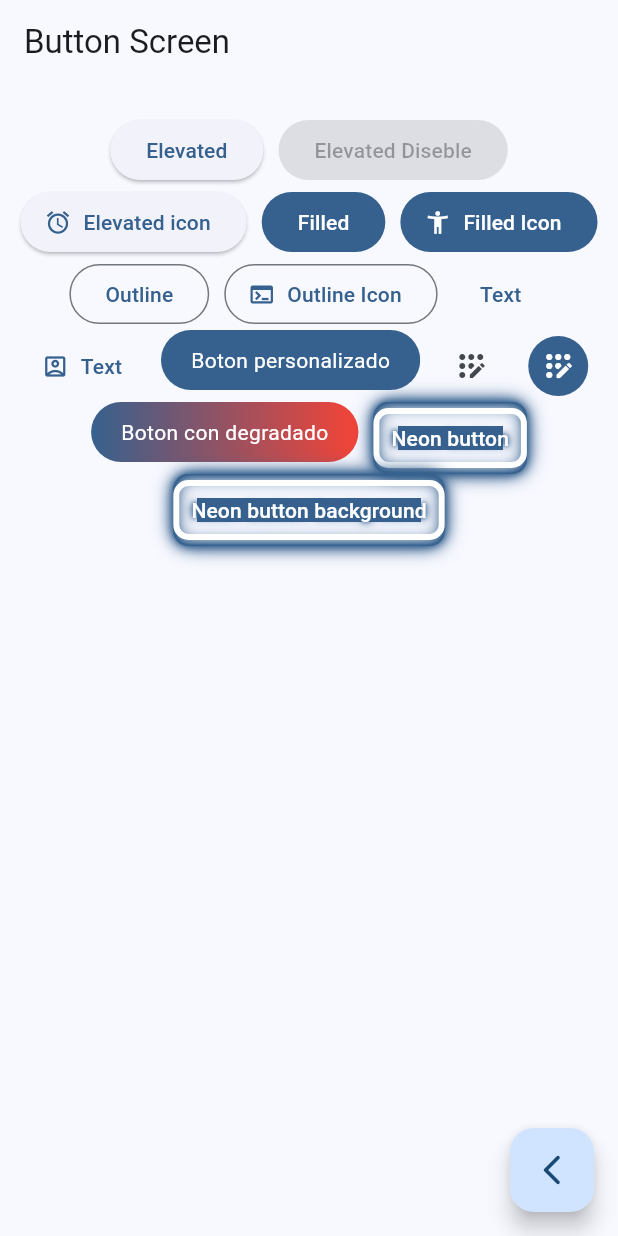
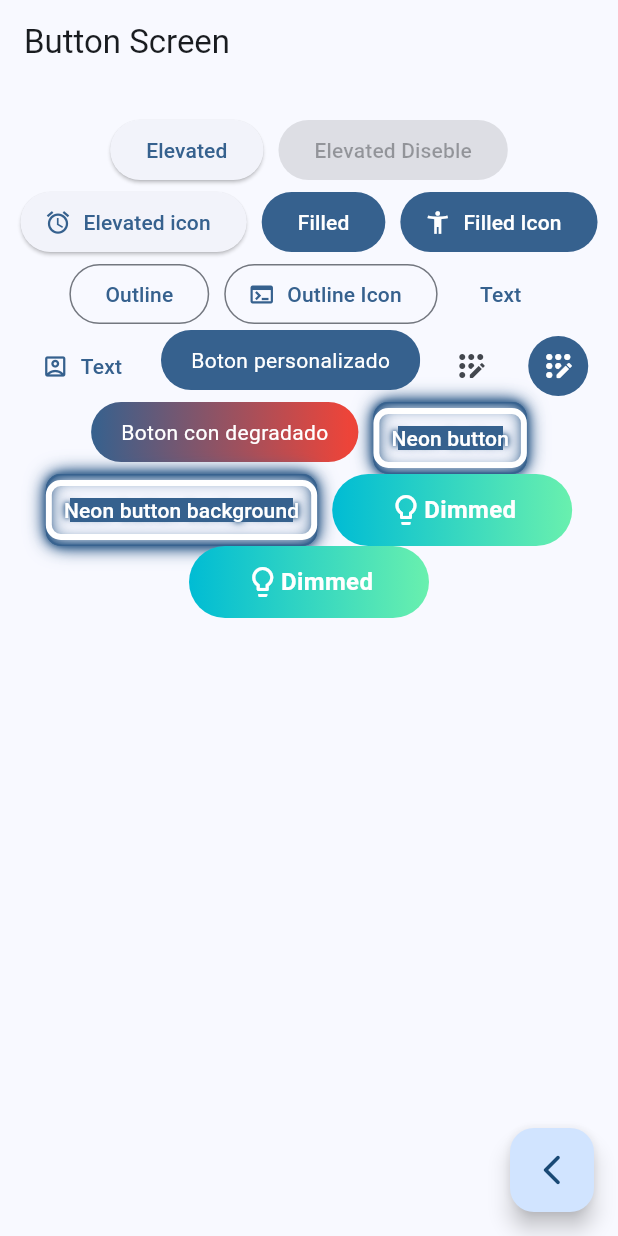
Before and after one commit to Alfer66/widgets_app, a Flutter app: the ButtonsScreen screen opened by its route, on a phone screen of 412 x 824 dp. Run offline on Flutter 3.47's test engine with Material 3 defaults, Android fonts, the phone set to English and light mode, and no system bars; our stand-ins replace animate_do, flutter_inset_box_shadow, flutter_riverpod, flutter_svg, go_router.

Commit message:
Glowing button

```diff
--- a/lib/presentation/screens/buttons/buttons_screen.dart
+++ b/lib/presentation/screens/buttons/buttons_screen.dart
@@ -27,64 +27,64 @@ class _ButtonsView extends StatelessWidget {
 
   @override
   Widget build(BuildContext context) {
-
     final colors = Theme.of(context).colorScheme;
 
     return Container(
       width: double.infinity,
       padding: const EdgeInsets.symmetric(horizontal: 10, vertical: 20),
-      child: Wrap(
-        spacing: 10,
-        alignment: WrapAlignment.center,
-        children: [
-          ElevatedButton(onPressed: (){}, child: const Text('Elevated')),
+      child: Wrap(spacing: 10, alignment: WrapAlignment.center, children: [
+        ElevatedButton(onPressed: () {}, child: const Text('Elevated')),
         const ElevatedButton(onPressed: null, child: Text('Elevated Diseble')),
-
         ElevatedButton.icon(
-            onPressed: (){},
+            onPressed: () {},
             icon: const Icon(Icons.access_alarm_outlined),
-            label: const Text('Elevated icon')
-          ),
-
-          FilledButton(onPressed: (){}, child: const Text('Filled')),
+            label: const Text('Elevated icon')),
+        FilledButton(onPressed: () {}, child: const Text('Filled')),
         FilledButton.icon(
-            onPressed: (){},
+            onPressed: () {},
             icon: const Icon(Icons.accessibility_new),
-            label: const Text('Filled Icon')
-          ),
-
-          OutlinedButton(onPressed: (){}, child: const Text('Outline')),
+            label: const Text('Filled Icon')),
+        OutlinedButton(onPressed: () {}, child: const Text('Outline')),
         OutlinedButton.icon(
-            onPressed: (){},
+            onPressed: () {},
             icon: const Icon(Icons.terminal),
-            label: const Text('Outline Icon')
-          ),
-
-          TextButton(onPressed: (){}, child: const Text('Text')),
+            label: const Text('Outline Icon')),
+        TextButton(onPressed: () {}, child: const Text('Text')),
         TextButton.icon(
-            onPressed: (){},
+            onPressed: () {},
             icon: const Icon(Icons.account_box_outlined),
-            label: const Text('Text')
-          ),
-
+            label: const Text('Text')),
         const CustomButton(),
-
-          IconButton(onPressed: (){}, icon: const Icon(Icons.app_registration_rounded)),
         IconButton(
-            onPressed: (){},
+            onPressed: () {}, icon: const Icon(Icons.app_registration_rounded)),
+        IconButton(
+          onPressed: () {},
           icon: const Icon(Icons.app_registration_rounded),
           style: ButtonStyle(
               backgroundColor: MaterialStatePropertyAll(colors.primary),
-              iconColor: const MaterialStatePropertyAll(Colors.white)
+              iconColor: const MaterialStatePropertyAll(Colors.white)),
         ),
+        const CustomButtonGradient(),
+        CustomButtonNeon(
+          text: 'Neon button',
+          onPressed: () {},
         ),
-
-          const CustomButtonGradient(),
-          const CustomButtonNeon(text: 'Neon button',),
-          const CustomButtonNeon(withBackground: true, text: 'Neon button background',),
-
-        ]
+        CustomButtonNeon(
+          withBackground: true,
+          text: 'Neon button background',
+          onPressed: () {},
         ),
+        GlowingButton(
+            text: 'Glowing button',
+            onPressed: () {},
+            color1: Colors.cyan,
+            color2: Colors.greenAccent),
+        GlowingButton(
+            text: 'Glowing button',
+            onPressed: () {},
+            color1: Colors.cyan,
+            color2: Colors.greenAccent),
+      ]),
     );
   }
 }
@@ -94,7 +94,6 @@ class CustomButton extends StatelessWidget {
 
   @override
   Widget build(BuildContext context) {
-
     final color = Theme.of(context).colorScheme;
 
     return ClipRRect(
@@ -102,10 +101,11 @@ class CustomButton extends StatelessWidget {
       child: Material(
         color: color.primary,
         child: InkWell(
-          onTap: (){},
+          onTap: () {},
           child: const Padding(
             padding: EdgeInsets.symmetric(horizontal: 20, vertical: 10),
-            child: Text('Boton personalizado', style: TextStyle(color: Colors.white)),
+            child: Text('Boton personalizado',
+                style: TextStyle(color: Colors.white)),
           ),
         ),
       ),
@@ -117,28 +117,26 @@ class CustomButtonGradient extends StatelessWidget {
   const CustomButtonGradient({super.key});
 
   @override
-  Widget build(BuildContext context){
+  Widget build(BuildContext context) {
     final colors = Theme.of(context).colorScheme;
 
     return Container(
       decoration: BoxDecoration(
           borderRadius: BorderRadius.circular(20),
-        gradient: LinearGradient(
-          colors: [
-            colors.primary//,
+          gradient: LinearGradient(colors: [
+            colors.primary //,
             // colors.primaryContainer
-            , Colors.red
-          ]
-        )
-      ),
+            ,
+            Colors.red
+          ])),
       child: Material(
         color: Colors.transparent,
         child: InkWell(
-          onTap: (){},
+          onTap: () {},
           child: const Padding(
             padding: EdgeInsets.symmetric(horizontal: 20, vertical: 10),
-            child: Text('Boton con degradado', style: TextStyle(color: Colors.white
-            )),
+            child: Text('Boton con degradado',
+                style: TextStyle(color: Colors.white)),
           ),
         ),
       ),
@@ -147,23 +145,27 @@ class CustomButtonGradient extends StatelessWidget {
 }
 
 class CustomButtonNeon extends StatefulWidget {
-    final void Function()? onPressed;
+  final void Function() onPressed;
   final String text;
   //final bool isNeon;
 
   final bool withBackground;
-  const CustomButtonNeon({Key? key, this.onPressed, this.withBackground = false, required this.text}) : super(key: key);
+  const CustomButtonNeon(
+      {Key? key,
+      required this.onPressed,
+      this.withBackground = false,
+      required this.text})
+      : super(key: key);
 
   @override
   _CustomButtonNeonState createState() => _CustomButtonNeonState();
 }
 
 class _CustomButtonNeonState extends State<CustomButtonNeon> {
-
   bool isPressed = false;
 
   @override
-  Widget build(BuildContext context){
+  Widget build(BuildContext context) {
     final colors = Theme.of(context).colorScheme;
     Color shadowColor = colors.primary;
     Color backgroundColor = shadowColor.withOpacity(0.7);
@@ -180,36 +182,34 @@ class _CustomButtonNeonState extends State<CustomButtonNeon> {
                       ? backgroundColor
                       : Colors.transparent
                   : Colors.transparent,
-
               boxShadow: [
-            for( double i = 1; i < 5; i++)
+                for (double i = 1; i < 5; i++)
                   BoxShadow(
                     color: shadowColor,
                     blurRadius: (isPressed ? 5 : 3) * i,
                     inset: true,
                   ),
-            for( double i = 1; i < 5; i++)
+                for (double i = 1; i < 5; i++)
                   BoxShadow(
                     spreadRadius: -1,
                     color: shadowColor,
                     blurRadius: (isPressed ? 5 : 3) * i,
                     blurStyle: BlurStyle.outer,
                   ),
-          ]
-        ),
+              ]),
           child: TextButton(
             onHover: (hovered) => setState(() => isPressed = hovered),
-
             style: TextButton.styleFrom(
               side: const BorderSide(color: Colors.white, width: 4),
-            shape: RoundedRectangleBorder(borderRadius: BorderRadius.circular(10)),
+              shape: RoundedRectangleBorder(
+                  borderRadius: BorderRadius.circular(10)),
               backgroundColor: Colors.transparent,
               shadowColor: Colors.transparent,
               foregroundColor: Colors.transparent,
               surfaceTintColor: Colors.transparent,
               iconColor: Colors.transparent,
             ),
-          onPressed: (){},
+            onPressed: () {},
             child: Text(
               widget.text,
               style: TextStyle(
@@ -223,13 +223,127 @@ class _CustomButtonNeonState extends State<CustomButtonNeon> {
                         //         : shadowColor
                         //     : shadowColor,
                         color: shadowColor,
-                    blurRadius: 3 * i
+                        blurRadius: 3 * i),
+                ],
+              ),
+            ),
+          ),
+        ));
+  }
+}
+
+class GlowingButton extends StatefulWidget {
+  final void Function()? onPressed;
+  final String text;
+  final Color? color1;
+  final Color? color2;
+  const GlowingButton(
+      {Key? key, this.onPressed, required this.text, this.color1, this.color2})
+      : super(key: key);
+
+  @override
+  _GlowingButtonState createState() => _GlowingButtonState();
+}
+
+class _GlowingButtonState extends State<GlowingButton> {
+  bool glowing = false;
+  double scale = 1.0;
+
+  @override
+  Widget build(BuildContext context) {
+    final colors = Theme.of(context).colorScheme;
+    Color color1 = widget.color1 ?? colors.primary;
+    Color color2 = widget.color2 ?? colors.primary.withOpacity(0.5);
+
+    ///para web y descktop cambiar el GestureDetector por MouseRegion
+
+    return GestureDetector(
+      //onTapUp: (val) => setState(() { glowing = false, scale = 1.0; }),
+      onTapCancel: () => setState(() {
+        glowing = false;
+        scale = 1.0;
+      }),
+      onTapDown: (val) => setState(() {
+        glowing = true;
+        scale = 1.1;
+
+      }),
+
+    // return MouseRegion(
+    //   onExit: (val){
+    //     setState(() {
+    //       glowing = false;
+    //       scale = 1.0;
+    //     });
+    //   },
+    //   onEnter: (val){
+    //     setState(() {
+    //       glowing = true;
+    //       scale = 1.1;
+    //     });
+    //   },
+      child: AnimatedContainer(
+        transform: Matrix4.identity()..scale(scale),
+        duration: const Duration(milliseconds: 200),
+        height: 48,
+        width: 160,
+        decoration: BoxDecoration(
+            borderRadius: BorderRadius.circular(40),
+            gradient: LinearGradient(
+              colors: [
+                color1,
+                color2,
+              ],
+            ),
+            boxShadow: glowing
+                ? [
+                    // iluminacion horizontal
+                    BoxShadow(
+                      color: color1.withOpacity(0.6),
+                      spreadRadius: 1,
+                      blurRadius: 16,
+                      offset: const Offset(-8, 0),
+                    ),
+                    BoxShadow(
+                      color: color1.withOpacity(0.6),
+                      spreadRadius: 1,
+                      blurRadius: 16,
+                      offset: const Offset(8, 0),
+                    ),
+                    // iluminacion vertical
+                    BoxShadow(
+                      color: color1.withOpacity(0.6),
+                      spreadRadius: 16,
+                      blurRadius: 32,
+                      offset: const Offset(-8, 0),
+                    ),
+                    BoxShadow(
+                      color: color1.withOpacity(0.6),
+                      spreadRadius: 16,
+                      blurRadius: 32,
+                      offset: const Offset(8, 0),
+                    ),
+                  ]
+                : []),
+        child: Row(
+          mainAxisAlignment: MainAxisAlignment.center,
+          children: [
+            Icon(
+              glowing ? Icons.lightbulb : Icons.lightbulb_outline,
+              color: Colors.white,
+            ),
+            //Text(widget.text, style: const TextStyle(color: Colors.white),),
+            Text(
+              glowing ? 'Glowing' : 'Dimmed',
+              style: TextStyle(
+                color: Colors.white,
+                fontSize: 16,
+                fontWeight: FontWeight.w600,
+              ),
             ),
           ],
         ),
       ),
-        ),
-      )
     );
   }
 }
```
Lines whose indentation alone changed are shown as unchanged.
